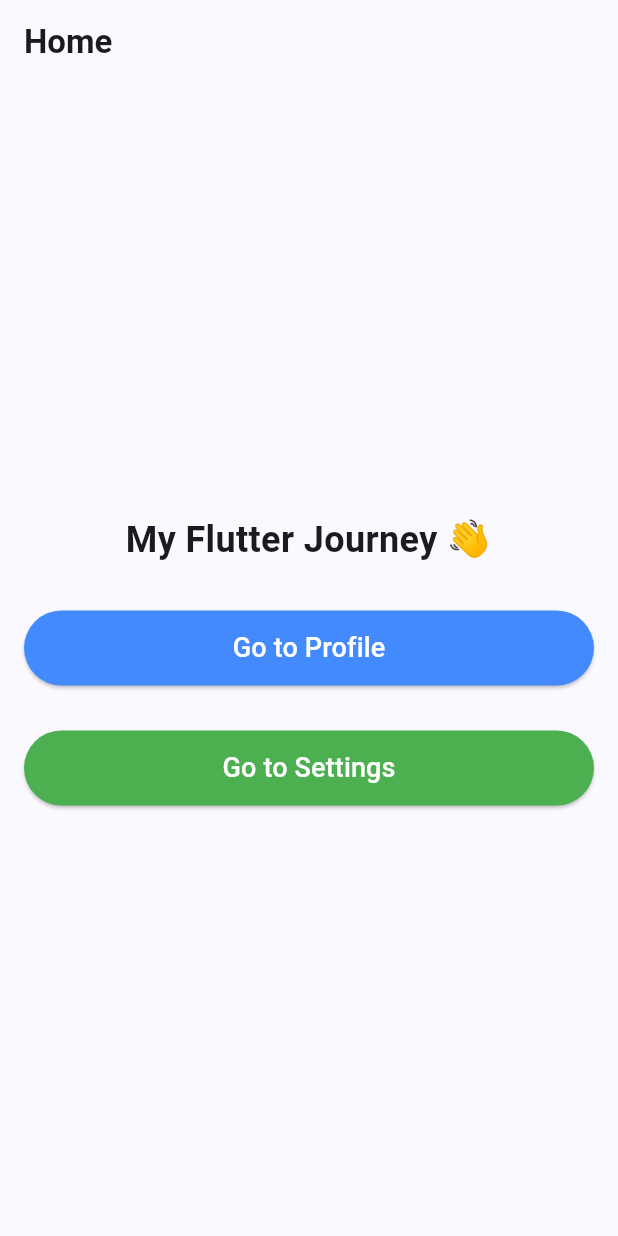
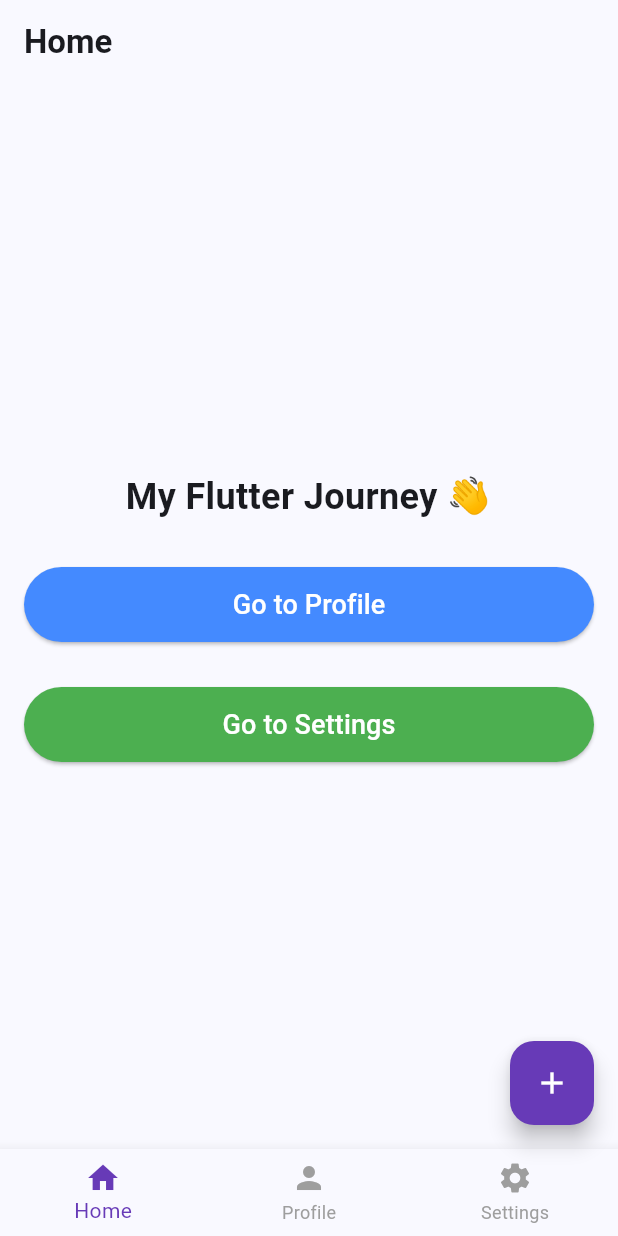
Before and after one commit to Diibro/flutter_journey, a Flutter app: the screen it shows after launch, on a phone screen of 412 x 824 dp. Run offline on Flutter 3.47's test engine with Material 3 defaults, Android fonts, the light colour scheme and no system bars.

Commit message:
navigation: adds bottom navigation bar

```diff
--- a/lib/main.dart
+++ b/lib/main.dart
@@ -1,7 +1,5 @@
 import 'package:flutter/material.dart';
-import 'package:my_journey/screens/home_screen.dart';
-import 'package:my_journey/screens/profile_screen.dart';
-import 'package:my_journey/screens/settings_screen.dart';
+import 'package:my_journey/navigation/main_navigation.dart';
 import 'package:my_journey/theme/app_theme.dart';
 
 void main() {
@@ -17,12 +15,7 @@ class MainApp extends StatelessWidget {
     debugShowCheckedModeBanner: false,
     title: 'My Flutter Journey',
     theme: AppTheme.lightTheme,
-    initialRoute: '/',
-    routes: {
-      '/': (context) => const HomeScreen(),
-      '/profile': (context) => const ProfileScreen(),
-      '/settings': (context) => const SettingsScreen()
-    },
+    home: const MainNavigation(),
 
    );
   }
--- /dev/null
+++ b/lib/navigation/main_navigation.dart
@@ -0,0 +1,64 @@
+import 'package:flutter/material.dart';
+import 'package:my_journey/screens/home_screen.dart';
+import 'package:my_journey/screens/profile_screen.dart';
+import 'package:my_journey/screens/settings_screen.dart';
+
+class MainNavigation extends StatefulWidget {
+  const MainNavigation({super.key});
+
+  @override
+  State<MainNavigation> createState() => _MainNavigationState();
+
+}
+
+class _MainNavigationState extends State<MainNavigation> {
+  int _currentIndex = 0;
+  int _count = 0;
+
+  final List<Widget> _screens = [
+    HomeScreen(),
+    ProfileScreen(),
+    SettingsScreen()
+  ];
+
+  void _onTabTapped(int index) {
+    setState(() {
+      _currentIndex = index;
+    });
+  }
+
+  void _incrementCount(){
+    setState(() {
+      _count++;
+    });
+    ScaffoldMessenger.of(context).showSnackBar(
+      SnackBar(content: Text('FAB Counter clicked $_count times'), duration: const Duration(microseconds: 500),)
+    );
+  }
+
+  @override
+  Widget build(BuildContext context) {
+    return Scaffold(
+      body: _screens[_currentIndex],
+      floatingActionButton: FloatingActionButton(
+          onPressed: _incrementCount,
+          backgroundColor: Colors.deepPurple,
+          child: const Icon(Icons.add, color: Colors.white, ),
+        ),
+      bottomNavigationBar: BottomNavigationBar(
+        currentIndex: _currentIndex,
+        onTap: _onTabTapped,
+        selectedItemColor: Colors.deepPurple,
+        unselectedItemColor: Colors.grey,
+        showUnselectedLabels: true,
+          items: const [
+            BottomNavigationBarItem(icon: Icon(Icons.home), label: 'Home'),
+            BottomNavigationBarItem(icon: Icon(Icons.person), label: 'Profile'),
+            BottomNavigationBarItem(icon: Icon(Icons.settings), label: 'Settings'),
+          ]
+        ),
+    );
+  }
+
+
+}
```
